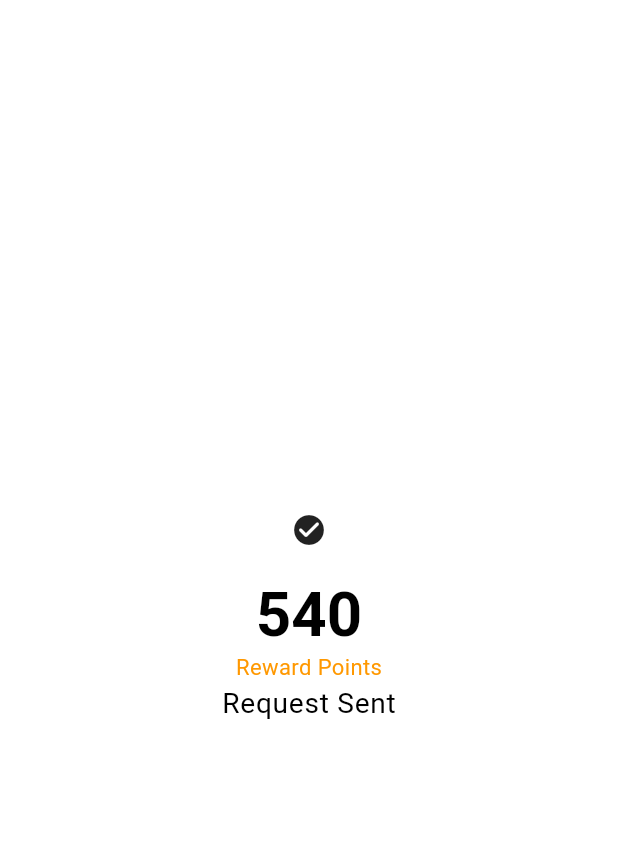
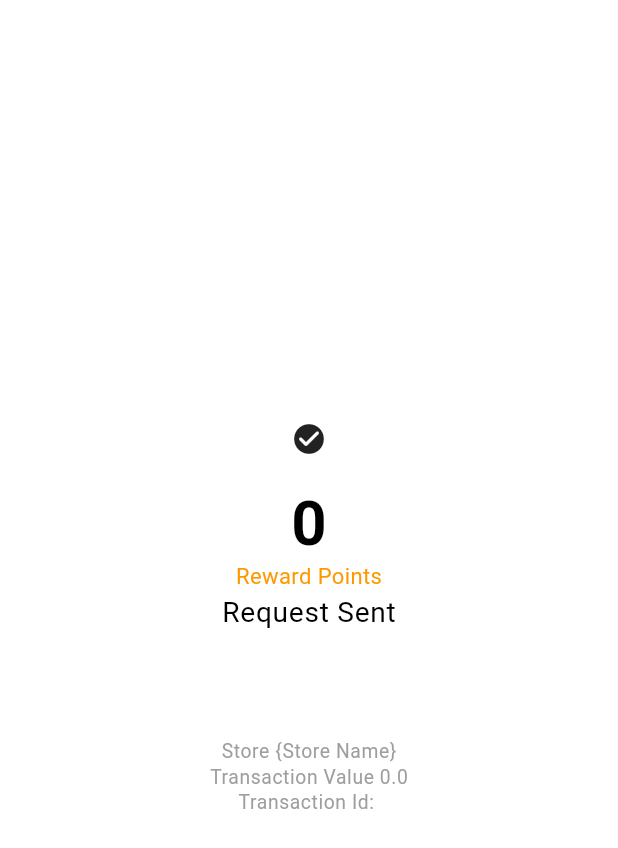
Before and after one commit to rayanry9/NPCI-Hackathon, a Flutter app: the RequestSent screen opened directly with empty values, on a phone screen of 412 x 824 dp. Shown: the top 848 px of the screen. Run offline on Flutter 3.47's test engine with Material 3 defaults, Android fonts, the phone set to English and light mode, and no system bars; our stand-ins replace cloud_firestore, firebase_auth, firebase_core, google_fonts, google_sign_in, qr_flutter; missing offline and left inert: mobile_scanner; accounts and stored records are empty.

Commit message:
feat Request Sent

```diff
--- a/lib/widgets/request_sent.dart
+++ b/lib/widgets/request_sent.dart
@@ -17,7 +17,7 @@ class RequestSent extends StatelessWidget {
               Icon(Icons.check_circle_rounded),
               SizedBox(height: 20),
               Text(
-                '540',
+                '${transaction.rewardPoints}',
                 style: Theme.of(context)
                     .textTheme
                     .headlineSmall!
@@ -37,6 +37,19 @@ class RequestSent extends StatelessWidget {
                     .bodyLarge!
                     .copyWith(color: Colors.black),
               ),
+              SizedBox(height: 70),
+              Text(
+                'Store {Store Name}',
+                style: Theme.of(context).textTheme.bodySmall!.copyWith(color: Colors.grey),
+              ),
+              Text(
+                'Transaction Value ${transaction.transactionAmount}',
+                style: Theme.of(context).textTheme.bodySmall!.copyWith(color: Colors.grey),
+              ),
+              Text(
+                'Transaction Id: ${transaction.id}',
+                style: Theme.of(context).textTheme.bodySmall!.copyWith(color: Colors.grey),
+              ),
             ],
           ),
         ),
```
